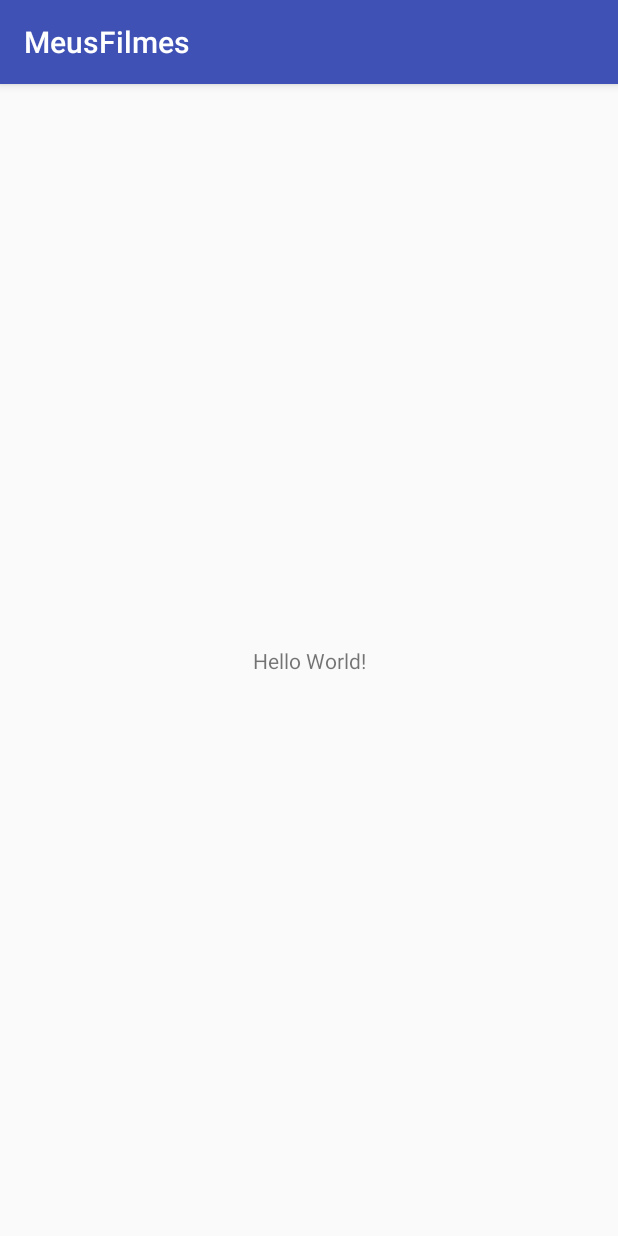
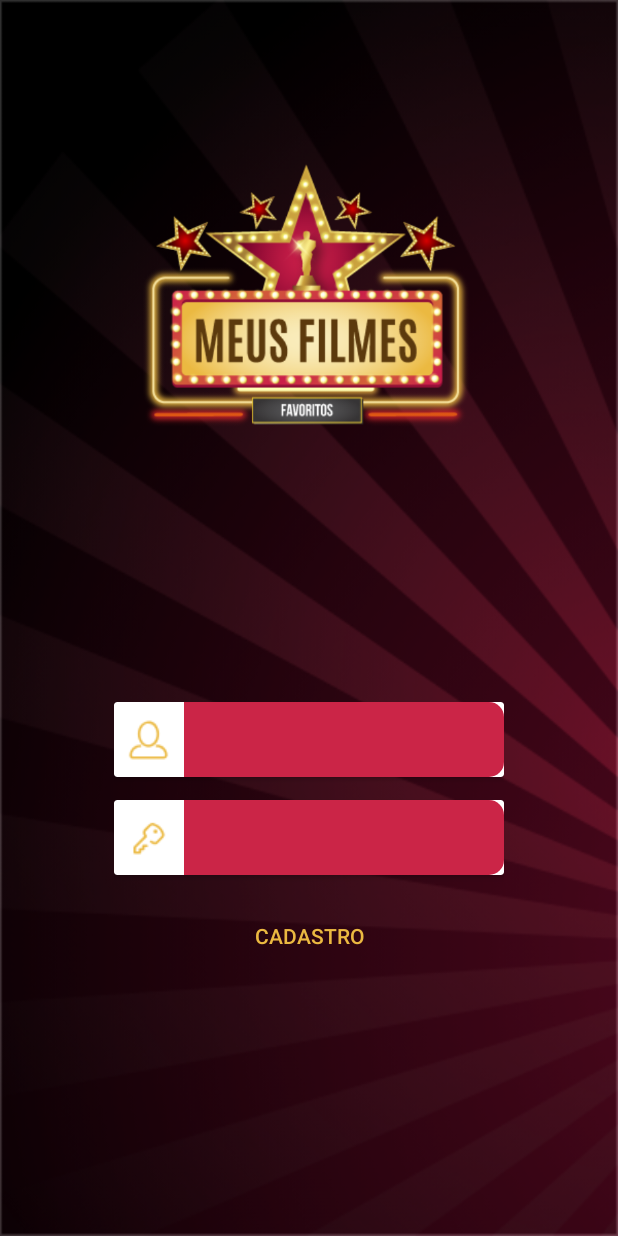
Before and after one commit to JehNabarro/MeusFilmes, an Android app: the screen it shows after launch (MainActivity), on a phone screen of 412 x 824 dp. Run offline under Robolectric (Android 15) with nearby library versions, the phone set to English and light mode, and no system bars.

Commit message:
Finish layout Splash and Login ( MainActivity )

```diff
--- a/app/build.gradle
+++ b/app/build.gradle
@@ -1,4 +1,5 @@
 apply plugin: 'com.android.application'
+apply plugin: 'kotlin-android-extensions'
 apply plugin: 'kotlin-android'
 
 android {
@@ -26,7 +27,9 @@ dependencies {
     testImplementation 'junit:junit:4.12'
     androidTestImplementation 'com.android.support.test:runner:1.0.2'
     androidTestImplementation 'com.android.support.test.espresso:espresso-core:3.0.2'
-    compile "org.jetbrains.kotlin:kotlin-stdlib-jdk7:$kotlin_version"
+    implementation "org.jetbrains.kotlin:kotlin-stdlib-jdk7:$kotlin_version"
+    implementation 'com.android.support:cardview-v7:28.0.0'
+
 }
 repositories {
     mavenCentral()
--- a/app/src/main/AndroidManifest.xml
+++ b/app/src/main/AndroidManifest.xml
@@ -1,5 +1,6 @@
 <?xml version="1.0" encoding="utf-8"?>
 <manifest xmlns:android="http://schemas.android.com/apk/res/android"
+    xmlns:tools="http://schemas.android.com/tools"
     package="com.example.nabarro.meusfilmes">
 
     <application
@@ -8,12 +9,17 @@
         android:label="@string/app_name"
         android:roundIcon="@mipmap/ic_launcher_round"
         android:supportsRtl="true"
-        android:theme="@style/AppTheme">
+        android:theme="@style/AppTheme.NoActionBar"
+        tools:ignore="GoogleAppIndexingWarning">
+        <activity android:name=".Splash">
+            <intent-filter>
+                <action android:name="android.intent.action.MAIN" />
+                <category android:name="android.intent.category.LAUNCHER" />
+            </intent-filter>
+        </activity>
         <activity android:name=".MainActivity">
             <intent-filter>
                 <action android:name="android.intent.action.MAIN" />
-
-                <category android:name="android.intent.category.LAUNCHER" />
             </intent-filter>
         </activity>
     </application>
--- a/app/src/main/java/com/example/nabarro/meusfilmes/Splash.kt
+++ b/app/src/main/java/com/example/nabarro/meusfilmes/Splash.kt
@@ -1,12 +1,26 @@
 package com.example.nabarro.meusfilmes
 
+import android.content.Intent
 import android.os.Bundle
+import android.os.Handler
 import android.support.v7.app.AppCompatActivity
 
 class Splash : AppCompatActivity() {
 
+    private val SPLASH_TIME_OUT:Long=3000 // 3 sec
     override fun onCreate(savedInstanceState: Bundle?) {
         super.onCreate(savedInstanceState)
         setContentView(R.layout.activity_splash)
+
+
+        Handler().postDelayed({
+            // This method will be executed once the timer is over
+            // Start your app main activity
+
+            startActivity(Intent(this,MainActivity::class.java))
+
+            // close this activity
+            finish()
+        }, SPLASH_TIME_OUT)
     }
 }
--- /dev/null
+++ b/app/src/main/res/drawable/bg_card_edit.xml
@@ -0,0 +1,18 @@
+<?xml version="1.0" encoding="utf-8"?>
+<shape xmlns:android="http://schemas.android.com/apk/res/android"
+    android:shape="rectangle"
+    >
+
+    <corners
+        android:radius="10dp"
+        />
+
+    <solid
+        android:color="@color/colorPrimaryDark"
+        />
+
+    <stroke
+        android:width="2dp"
+        android:color="@color/colorPrimary"
+        />
+</shape>
--- /dev/null
+++ b/app/src/main/res/drawable/bg_edit.xml
@@ -0,0 +1,14 @@
+<?xml version="1.0" encoding="utf-8"?>
+<shape xmlns:android="http://schemas.android.com/apk/res/android"
+    android:shape="rectangle"
+    >
+
+    <corners
+        android:bottomRightRadius="10dp"
+        android:topRightRadius="10dp"
+        />
+
+    <solid
+        android:color="@color/colorPrimary"
+        />
+</shape>
--- a/app/src/main/res/layout/activity_main.xml
+++ b/app/src/main/res/layout/activity_main.xml
@@ -4,15 +4,93 @@
     xmlns:tools="http://schemas.android.com/tools"
     android:layout_width="match_parent"
     android:layout_height="match_parent"
-    tools:context=".MainActivity">
+    tools:context=".MainActivity"
+    android:background="@drawable/bg_principal">
 
-    <TextView
+    <ImageView
+        android:id="@+id/imageView"
+        android:layout_width="245dp"
+        android:layout_height="192dp"
+        android:layout_marginTop="100dp"
+        android:layout_marginEnd="8dp"
+        android:src="@drawable/logo"
+        android:contentDescription="Logo"
+        app:layout_constraintEnd_toEndOf="parent"
+        app:layout_constraintStart_toStartOf="parent"
+        app:layout_constraintTop_toTopOf="parent" />
+
+    <LinearLayout
         android:layout_width="wrap_content"
         android:layout_height="wrap_content"
-        android:text="Hello World!"
+        android:layout_marginStart="8dp"
+        android:layout_marginTop="8dp"
+        android:layout_marginEnd="8dp"
+        android:layout_marginBottom="8dp"
+        android:orientation="vertical"
         app:layout_constraintBottom_toBottomOf="parent"
-        app:layout_constraintLeft_toLeftOf="parent"
-        app:layout_constraintRight_toRightOf="parent"
-        app:layout_constraintTop_toTopOf="parent" />
+        app:layout_constraintEnd_toEndOf="parent"
+        app:layout_constraintStart_toStartOf="parent"
+        app:layout_constraintTop_toBottomOf="@+id/imageView">
+
+        <android.support.v7.widget.CardView
+            style="@style/Base.V7.Widget.AppCompat.EditText.Card"
+            android:layout_width="260dp">
+            <android.support.constraint.ConstraintLayout
+                android:layout_width="match_parent"
+                android:layout_height="match_parent">
+                <ImageView
+                    android:layout_width="wrap_content"
+                    android:layout_height="wrap_content"
+                    android:src="@drawable/login"
+                    android:contentDescription="login"
+                    app:layout_constraintTop_toTopOf="parent"
+                    app:layout_constraintBottom_toBottomOf="parent"
+                    app:layout_constraintStart_toStartOf="parent"
+                    />
+
+                <EditText
+                    android:id="@+id/editLogin"
+                    style="@style/Base.V7.Widget.AppCompat.EditText.Edit"
+                    android:layout_width="wrap_content"
+                    android:ems="10"
+                    android:inputType="textPassword"
+                    app:layout_constraintTop_toTopOf="parent"
+                    app:layout_constraintBottom_toBottomOf="parent"
+                    app:layout_constraintEnd_toEndOf="parent"/>
+            </android.support.constraint.ConstraintLayout>
+        </android.support.v7.widget.CardView>
+
+        <android.support.v7.widget.CardView
+            style="@style/Base.V7.Widget.AppCompat.EditText.Card"
+            android:layout_width="260dp">
+            <android.support.constraint.ConstraintLayout
+                android:layout_width="match_parent"
+                android:layout_height="match_parent">
+                <ImageView
+                    android:layout_width="wrap_content"
+                    android:layout_height="wrap_content"
+                    android:src="@drawable/senha"
+                    android:contentDescription="senha"
+                    app:layout_constraintTop_toTopOf="parent"
+                    app:layout_constraintBottom_toBottomOf="parent"
+                    app:layout_constraintStart_toStartOf="parent"
+                    />
+
+                <EditText
+                    android:id="@+id/editSenha"
+                    style="@style/Base.V7.Widget.AppCompat.EditText.Edit"
+                    android:layout_width="wrap_content"
+                    android:ems="10"
+                    android:inputType="textPassword"
+                    app:layout_constraintTop_toTopOf="parent"
+                    app:layout_constraintBottom_toBottomOf="parent"
+                    app:layout_constraintEnd_toEndOf="parent"/>
+            </android.support.constraint.ConstraintLayout>
+        </android.support.v7.widget.CardView>
+        <Button
+            style="@style/Base.TextAppearance.AppCompat.Button.Btn"
+            android:text="@string/cadastro"/>
+
+    </LinearLayout>
 
 </android.support.constraint.ConstraintLayout>
--- /dev/null
+++ b/app/src/main/res/layout/activity_splash.xml
@@ -0,0 +1,34 @@
+<?xml version="1.0" encoding="utf-8"?>
+<android.support.constraint.ConstraintLayout
+    xmlns:android="http://schemas.android.com/apk/res/android"
+    xmlns:app="http://schemas.android.com/apk/res-auto"
+    xmlns:tools="http://schemas.android.com/tools"
+    android:layout_width="match_parent"
+    android:layout_height="match_parent"
+    android:background="@drawable/bg_principal">
+
+    <ImageView
+        android:id="@+id/imageView"
+        android:layout_width="245dp"
+        android:layout_height="wrap_content"
+        android:layout_marginTop="120dp"
+        android:layout_marginEnd="8dp"
+        android:src="@drawable/logo"
+        app:layout_constraintEnd_toEndOf="parent"
+        app:layout_constraintStart_toStartOf="parent"
+        app:layout_constraintTop_toTopOf="parent" />
+
+    <ProgressBar
+        android:id="@+id/progressBar"
+        style="?android:attr/progressBarStyle"
+        android:layout_width="wrap_content"
+        android:layout_height="wrap_content"
+        android:layout_marginStart="8dp"
+        android:layout_marginEnd="8dp"
+        android:layout_marginBottom="8dp"
+        app:layout_constraintBottom_toBottomOf="parent"
+        app:layout_constraintEnd_toEndOf="parent"
+        app:layout_constraintStart_toStartOf="parent"
+        app:layout_constraintTop_toBottomOf="@+id/imageView" />
+
+</android.support.constraint.ConstraintLayout>
--- a/app/src/main/res/values/colors.xml
+++ b/app/src/main/res/values/colors.xml
@@ -1,6 +1,6 @@
 <?xml version="1.0" encoding="utf-8"?>
 <resources>
-    <color name="colorPrimary">#3F51B5</color>
-    <color name="colorPrimaryDark">#303F9F</color>
-    <color name="colorAccent">#FF4081</color>
+    <color name="colorPrimary">#CB2547</color>
+    <color name="colorPrimaryDark">#000000</color>
+    <color name="colorAccent">#EBB941</color>
 </resources>
--- a/app/src/main/res/values/strings.xml
+++ b/app/src/main/res/values/strings.xml
@@ -1,3 +1,5 @@
 <resources>
     <string name="app_name">MeusFilmes</string>
+    <string name="cadastro">Cadastro</string>
+    <string name="esqueci_senha">Esqueci a Senha</string>
 </resources>
--- a/app/src/main/res/values/styles.xml
+++ b/app/src/main/res/values/styles.xml
@@ -8,4 +8,28 @@
         <item name="colorAccent">@color/colorAccent</item>
     </style>
 
+    <style name="AppTheme.NoActionBar">
+        <item name="windowActionBar">false</item>
+        <item name="windowNoTitle">true</item>
+    </style>
+
+    <style name="Base.V7.Widget.AppCompat.EditText.Card" parent="Base.V7.Widget.AppCompat.EditText">
+        <item name="android:background">@drawable/bg_card_edit</item>
+        <item name="android:layout_height">50dp</item>
+        <item name="android:layout_marginBottom">15dp</item>
+    </style>
+
+    <style name="Base.V7.Widget.AppCompat.EditText.Edit" >
+        <item name="android:background">@drawable/bg_edit</item>
+        <item name="android:layout_height">50dp</item>
+        <item name="android:radius">10dp</item>
+        <item name="android:color">@android:color/white</item>
+    </style>
+
+    <style name="Base.TextAppearance.AppCompat.Button.Btn">
+        <item name="android:layout_height">50dp</item>
+        <item name="android:layout_width">260dp</item>
+        <item name="android:background">@android:color/transparent</item>
+        <item name="android:textColor">@color/colorAccent</item>
+    </style>
 </resources>
--- a/build.gradle
+++ b/build.gradle
@@ -1,6 +1,7 @@
 // Top-level build file where you can add configuration options common to all sub-projects/modules.
 
 buildscript {
+    ext.kotlin_version = '1.3.31'
     ext.kotlin_version = '1.2.71'
 
     repositories {
@@ -8,7 +9,8 @@ buildscript {
         jcenter()
     }
     dependencies {
-        classpath 'com.android.tools.build:gradle:3.1.2'
+        classpath 'com.android.tools.build:gradle:3.4.1'
+        classpath "org.jetbrains.kotlin:kotlin-gradle-plugin:1.3.10"
         classpath "org.jetbrains.kotlin:kotlin-gradle-plugin:$kotlin_version"
 
         // NOTE: Do not place your application dependencies here; they belong
```
Also changed, not shown: app/src/main/res/drawable/bg_principal.png (added), app/src/main/res/drawable/email.png (added), app/src/main/res/drawable/login.png (added), app/src/main/res/drawable/logo.png (added), app/src/main/res/drawable/senha.png (added), gradle/wrapper/gradle-wrapper.properties.
